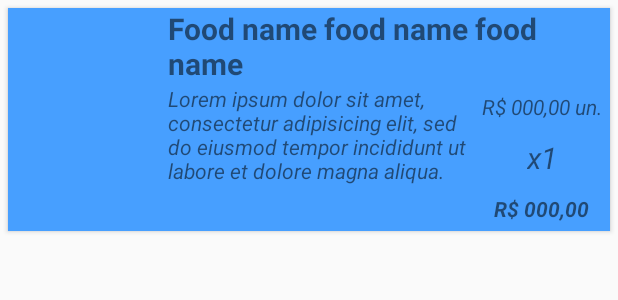
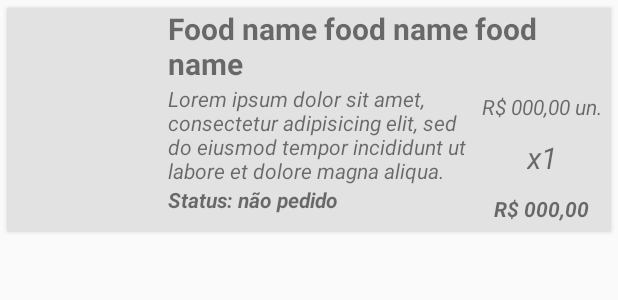
Before and after one commit to ALREstevam/programacao-mobile-app-cardapio, an Android app: the layout adapter_order_layout.xml on its own in the app's theme, with its tools: preview values and no code run, on a phone screen of 412 x 824 dp. Shown: the top 300 px of the screen. Run offline under Robolectric (Android 15) with nearby library versions, the phone set to English and light mode, and no system bars; plain views replace SimpleDraweeView.

Commit message:
atualizações antes da apresentação ao progessor

```diff
--- a/app/app/src/main/java/br/unicamp/ft/a166348_r176575/appcardapio/adapter/ProductItemMenuAdapter.java
+++ b/app/app/src/main/java/br/unicamp/ft/a166348_r176575/appcardapio/adapter/ProductItemMenuAdapter.java
@@ -72,7 +72,8 @@ public class ProductItemMenuAdapter extends RecyclerView.Adapter<ProductItemMenu
      */
     @Override
     public void onBindViewHolder(ViewHolder holder, int position) {//Toda vez que a interface precisar ser impressa (no scroll)
-        holder.itemView.setBackgroundColor(selectedPos == position ? Color.GREEN :  Color.TRANSPARENT);
+        //holder.itemView.setBackgroundColor(selectedPos == position ? Color.GREEN :  Color.TRANSPARENT);
+        //holder.itemView.setBackgroundColor( Color.TRANSPARENT);
         holder.itemView.setSelected(selectedPos == position);
 
 
--- a/app/app/src/main/java/br/unicamp/ft/a166348_r176575/appcardapio/pojo/Product.java
+++ b/app/app/src/main/java/br/unicamp/ft/a166348_r176575/appcardapio/pojo/Product.java
@@ -30,7 +30,6 @@ public class Product implements Comparable<Product>,Parcelable {
         this.price = price;
         this.produtctId = produtctId;
     }
-
 
     public static final Creator<Product> CREATOR = new Creator<Product>() {
         @Override
--- a/app/app/src/main/res/layout/activity_close_order.xml
+++ b/app/app/src/main/res/layout/activity_close_order.xml
@@ -35,6 +35,7 @@
         android:text="Pedir"
         android:layout_width="match_parent"
         android:layout_height="50dp"
+        android:onClick="onPedirClicked"
     />
 
 
--- a/app/app/src/main/res/layout/adapter_menu_layout.xml
+++ b/app/app/src/main/res/layout/adapter_menu_layout.xml
@@ -5,7 +5,7 @@
     android:layout_width="match_parent"
     android:layout_height="wrap_content"
     android:orientation="horizontal"
-    android:background="#479fff"
+    android:background="#e2e2e2"
     android:layout_margin="5dp"
     android:elevation="2dp"
 
--- a/app/app/src/main/res/layout/adapter_order_layout.xml
+++ b/app/app/src/main/res/layout/adapter_order_layout.xml
@@ -5,7 +5,7 @@
     android:layout_width="match_parent"
     android:layout_height="wrap_content"
     android:orientation="horizontal"
-    android:background="#479fff"
+    android:background="#e2e2e2"
     android:layout_margin="5dp"
     android:elevation="2dp"
 
@@ -57,6 +57,21 @@
         android:layout_toStartOf="@id/prices"
         />
 
+    <!-- FOOD STATE -->
+    <TextView
+        android:id="@+id/state"
+        android:layout_width="wrap_content"
+        android:layout_height="wrap_content"
+
+        android:maxLines="1"
+        android:text="Status: não pedido"
+        android:textStyle="italic|bold"
+
+        android:layout_below="@+id/description"
+        android:layout_toEndOf="@+id/image"
+        android:layout_toStartOf="@id/prices"
+        />
+
     <LinearLayout
         android:id="@+id/prices"
         android:layout_below="@id/name"
```
Also changed, not shown: app/app/src/main/java/br/unicamp/ft/a166348_r176575/appcardapio/CloseOrderActivity.java (+64 -0 lines), app/app/src/main/java/br/unicamp/ft/a166348_r176575/appcardapio/MenuActivity.java (+9 -9 lines), app/app/src/main/java/br/unicamp/ft/a166348_r176575/appcardapio/adapter/ProductItemOrderAdapter.java (+4 -9 lines), app/app/src/main/java/br/unicamp/ft/a166348_r176575/appcardapio/sell/SellableProduct.java (+29 -0 lines).
